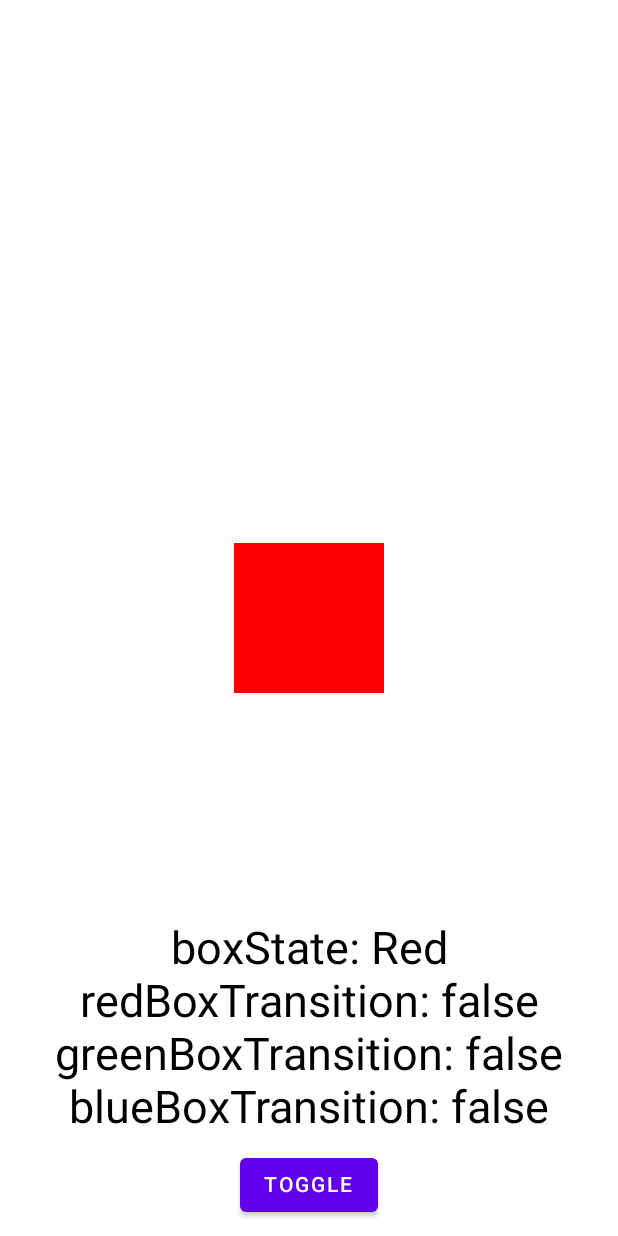
After one commit to theapache64/compose-animation-playground, an Android app built with Jetpack Compose: the @Preview function ChildTransitionDemo, on a phone screen of 412 x 824 dp. The commit adds this screen. Run offline under Robolectric (Android 15) with nearby library versions, the phone set to English and light mode, and no system bars.

Commit message:
🌟 add createChildTransition demo

```diff
--- a/app/src/main/java/com/theapache64/composeanimationplayground/ui/screen/AppNavigation.kt
+++ b/app/src/main/java/com/theapache64/composeanimationplayground/ui/screen/AppNavigation.kt
@@ -20,7 +20,8 @@ fun AppNavigation() {
     val navController = rememberNavController()
     NavHost(
         navController = navController,
-        startDestination = "updateTransition with AnimatedVisibility"
+        startDestination = "createChildTransitionDemo" +
+                ""
         //startDestination = Screen.Splash.route
     ) {
         // Splash
@@ -88,6 +89,9 @@ private val animationScreens: List<AnimationScreen> by lazy {
         AnimationScreen("updateTransition with AnimatedVisibility") {
             UpdateTransitionAnimateContentScreen()
         },
+        AnimationScreen("createChildTransitionDemo") {
+            ChildTransitionDemo()
+        },
         AnimationScreen("Reusable updateTransition") { TODO() },
         AnimationScreen("rememberInfiniteTransition") { TODO() },
         AnimationScreen("TargetBasedAnimation") { TODO() },
--- /dev/null
+++ b/app/src/main/java/com/theapache64/composeanimationplayground/ui/screen/animation/ChildTransitionDemo.kt
@@ -0,0 +1,131 @@
+package com.theapache64.composeanimationplayground.ui.screen.animation
+
+import androidx.compose.animation.AnimatedVisibility
+import androidx.compose.animation.core.*
+import androidx.compose.animation.fadeIn
+import androidx.compose.animation.fadeOut
+import androidx.compose.foundation.background
+import androidx.compose.foundation.layout.*
+import androidx.compose.material.Button
+import androidx.compose.material.MaterialTheme
+import androidx.compose.material.Text
+import androidx.compose.runtime.*
+import androidx.compose.ui.Alignment
+import androidx.compose.ui.Modifier
+import androidx.compose.ui.graphics.Color
+import androidx.compose.ui.tooling.preview.Preview
+import androidx.compose.ui.unit.dp
+import androidx.compose.ui.unit.sp
+
+private enum class ColorBox { Red, Green, Blue }
+
+private const val ANIM_DURATION = 3000
+
+@OptIn(ExperimentalTransitionApi::class)
+@Preview
+@Composable
+fun ChildTransitionDemo() {
+    var colorBoxState by remember { mutableStateOf(ColorBox.Red) }
+    val transition = updateTransition(colorBoxState, label = "My Animation")
+    Box(
+        modifier = Modifier
+            .fillMaxSize()
+            .background(MaterialTheme.colors.background),
+        contentAlignment = Alignment.Center,
+    ) {
+
+
+        val redBoxTransition = transition.createChildTransition {
+            it == ColorBox.Red
+        }
+        val greenBoxTransition = transition.createChildTransition {
+            it == ColorBox.Green
+        }
+        val blueBoxTransition = transition.createChildTransition {
+            it == ColorBox.Blue
+        }
+
+        RedBox(redBoxTransition)
+        GreenBox(greenBoxTransition)
+        BlueBox(blueBoxTransition)
+
+        Column(
+            modifier = Modifier.align(Alignment.BottomCenter),
+            horizontalAlignment = Alignment.CenterHorizontally
+        ) {
+
+            Label(text = "boxState: $colorBoxState")
+            Label(text = "redBoxTransition: ${redBoxTransition.isRunning}")
+            Label(text = "greenBoxTransition: ${greenBoxTransition.isRunning}")
+            Label(text = "blueBoxTransition: ${blueBoxTransition.isRunning}")
+
+            Button(
+                onClick = {
+                    colorBoxState = when (colorBoxState) {
+                        ColorBox.Red -> ColorBox.Green
+                        ColorBox.Green -> ColorBox.Blue
+                        ColorBox.Blue -> ColorBox.Red
+                    }
+                },
+                modifier = Modifier.padding(10.dp)
+            ) {
+                Text(text = "TOGGLE")
+            }
+        }
+    }
+}
+
+@Composable
+fun Label(text: String) {
+    Text(
+        text = text,
+        fontSize = 30.sp
+    )
+}
+
+@Composable
+fun RedBox(transition: Transition<Boolean>) {
+    transition.AnimatedVisibility(
+        visible = { it },
+        enter = fadeIn(animationSpec = tween(ANIM_DURATION)),
+        exit = fadeOut(animationSpec = tween(ANIM_DURATION))
+    ) {
+        Box(
+            modifier = Modifier
+                .size(100.dp)
+                .background(Color.Red)
+        ) {}
+    }
+}
+
+@Composable
+fun GreenBox(
+    transition: Transition<Boolean>
+) {
+    transition.AnimatedVisibility(
+        visible = { it },
+        enter = fadeIn(animationSpec = tween(ANIM_DURATION)),
+        exit = fadeOut(animationSpec = tween(ANIM_DURATION))
+    ) {
+        Box(
+            modifier = Modifier
+                .size(200.dp)
+                .background(Color.Green)
+        ) {}
+    }
+}
+
+@Composable
+fun BlueBox(transition: Transition<Boolean>) {
+    transition.AnimatedVisibility(
+        visible = { it },
+        enter = fadeIn(animationSpec = tween(ANIM_DURATION)),
+        exit = fadeOut(animationSpec = tween(ANIM_DURATION))
+    ) {
+        Box(
+            modifier = Modifier
+                .size(250.dp)
+                .background(Color.Blue)
+        ) {}
+    }
+}
```
Also changed, not shown: app/src/main/java/com/theapache64/composeanimationplayground/ui/TransparentTest.kt (+28 -17 lines).
